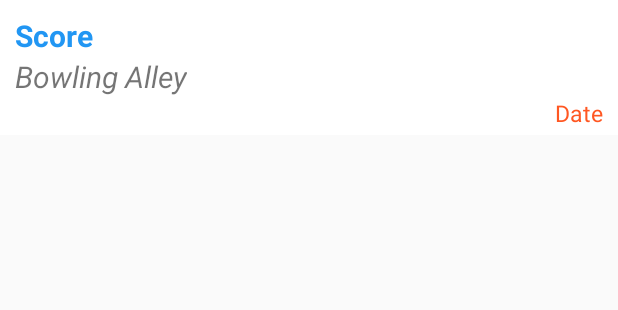
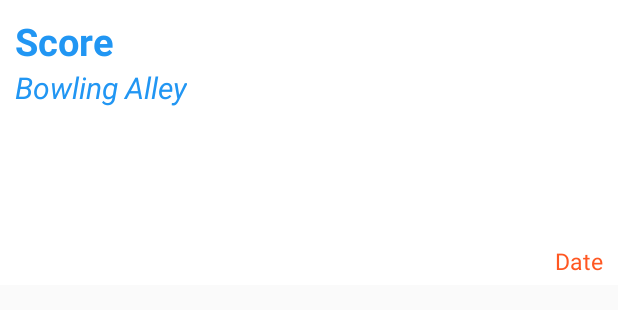
Before and after one commit to darenschaad/Android_Bowl-Oregon, an Android app: the layout game_list_item.xml on its own in the app's theme, with its tools: preview values and no code run, on a phone screen of 412 x 824 dp. Shown: the top 310 px of the screen. Run offline under Robolectric (Android 15) with nearby library versions, the phone set to English and light mode, and no system bars.

Commit message:
displays bowling game scores from firebase

```diff
--- a/app/src/main/java/com/epicodus/bowloregon/adapters/GameListAdapter.java
+++ b/app/src/main/java/com/epicodus/bowloregon/adapters/GameListAdapter.java
@@ -2,6 +2,7 @@ package com.epicodus.bowloregon.adapters;
 
 import android.content.Context;
 import android.support.v7.widget.RecyclerView;
+import android.util.Log;
 import android.view.LayoutInflater;
 import android.view.View;
 import android.view.ViewGroup;
@@ -28,6 +29,7 @@ public class GameListAdapter extends RecyclerView.Adapter<GameViewHolder> {
         View view = LayoutInflater.from(parent.getContext()).inflate(R.layout.game_list_item, parent, false);
         GameViewHolder viewHolder = new GameViewHolder(view, mGames);
         return viewHolder;
+
     }
     @Override
     public void onBindViewHolder(GameViewHolder holder, int position) {
--- a/app/src/main/java/com/epicodus/bowloregon/adapters/GameViewHolder.java
+++ b/app/src/main/java/com/epicodus/bowloregon/adapters/GameViewHolder.java
@@ -3,6 +3,7 @@ package com.epicodus.bowloregon.adapters;
 import android.content.Context;
 import android.content.Intent;
 import android.support.v7.widget.RecyclerView;
+import android.util.Log;
 import android.view.View;
 import android.widget.TextView;
 
@@ -19,7 +20,7 @@ import butterknife.ButterKnife;
  */
 public class GameViewHolder extends RecyclerView.ViewHolder {
     @Bind(R.id.scoreTextView) TextView mScoreTextView;
-    @Bind(R.id.alleyTextView) TextView mAlleyTextView;
+    @Bind(R.id.bowlingAlleyNameTextView) TextView mAlleyTextView;
     @Bind(R.id.dateTextView) TextView mDateTextView;
 
     private Context mContext;
@@ -43,7 +44,8 @@ public class GameViewHolder extends RecyclerView.ViewHolder {
         String scoreString = new Double(game.getScore()).toString();
         mScoreTextView.setText(scoreString);
         mAlleyTextView.setText(game.getAlleyName());
-        mDateTextView.setText((game.getDate()));
+        mDateTextView.setText(game.getDate());
+
 
     }
 }
--- a/app/src/main/java/com/epicodus/bowloregon/ui/CreateAccountActivity.java
+++ b/app/src/main/java/com/epicodus/bowloregon/ui/CreateAccountActivity.java
@@ -92,7 +92,7 @@ public class CreateAccountActivity extends AppCompatActivity implements View.OnC
             public void onSuccess(Map<String, Object> result){
                 String uid = result.get("uid").toString();
                 createUserInFirebaseHelper(name, email, uid);
-//                mSharedPreferencesEditor.putString(Constants.KEY_USER_EMAIL, email).apply();
+                mSharedPreferencesEditor.putString(Constants.KEY_USER_EMAIL, email).apply();
 
                 mFirebaseRef.authWithPassword(email, password, new Firebase.AuthResultHandler() {
 
--- a/app/src/main/java/com/epicodus/bowloregon/ui/MainActivity.java
+++ b/app/src/main/java/com/epicodus/bowloregon/ui/MainActivity.java
@@ -39,6 +39,7 @@ public class MainActivity extends AppCompatActivity implements View.OnClickListe
     private Firebase mUserRef;
     private String mUid;
     private SharedPreferences mSharedPreferences;
+    private SharedPreferences.Editor mSharedPreferencesEditor;
 
     @Override
     protected void onCreate(Bundle savedInstanceState) {
@@ -47,6 +48,7 @@ public class MainActivity extends AppCompatActivity implements View.OnClickListe
         ButterKnife.bind(this);
 
         mSharedPreferences = PreferenceManager.getDefaultSharedPreferences(this);
+        mSharedPreferencesEditor = mSharedPreferences.edit();
         mUid = mSharedPreferences.getString(Constants.KEY_UID, null);
         mUserRef = new Firebase(Constants.FIREBASE_URL_USERS).child(mUid);
         mFirebaseRef = new Firebase(Constants.FIREBASE_URL);
@@ -119,6 +121,7 @@ public class MainActivity extends AppCompatActivity implements View.OnClickListe
                 break;
             case R.id.buttonYelp:
                 String location = mLocationEditText.getText().toString();
+                mSharedPreferencesEditor.putString(Constants.PREFERENCES_LOCATION_KEY, location).apply();
                 Intent intent3 = new Intent(MainActivity.this, YelpActivity.class);
                 intent3.putExtra("location", location);
                 startActivity(intent3);
--- a/app/src/main/res/layout/game_list_item.xml
+++ b/app/src/main/res/layout/game_list_item.xml
@@ -10,17 +10,16 @@
         android:orientation="vertical"
         android:layout_width="match_parent"
         android:background="#ffffff"
-        android:layout_height="90dp"
+        android:layout_height="190dp"
         android:paddingLeft="10dp"
         android:paddingTop="10dp"
-        android:paddingRight="10dp"
-        android:paddingBottom="5dp">
+        android:paddingRight="10dp">
 
         <TextView
             android:layout_width="wrap_content"
             android:layout_height="wrap_content"
             android:id="@+id/scoreTextView"
-            android:textSize="20sp"
+            android:textSize="25sp"
             android:textStyle="bold"
             android:text="Score"
             android:textColor="@color/colorPrimary"/>
@@ -29,9 +28,10 @@
             android:layout_width="wrap_content"
             android:layout_height="wrap_content"
             android:text="Bowling Alley"
-            android:id="@+id/alleyTextView"
+            android:id="@+id/bowlingAlleyNameTextView"
             android:textStyle="italic"
-            android:textSize="20sp"/>
+            android:textSize="20sp"
+            android:textColor="@color/colorPrimary"/>
 
         <RelativeLayout
             android:layout_width="match_parent"
@@ -48,7 +48,8 @@
                 android:layout_alignParentRight="true"
                 android:textColor="@color/colorAccent"
                 android:layout_alignParentEnd="true"
-                android:textSize="15sp"/>
+                android:textSize="15sp"
+                android:paddingBottom="5dp" />
         </RelativeLayout>
     </LinearLayout>
 </LinearLayout>
```
Also changed, not shown: app/src/main/AndroidManifest.xml (+10 -2 lines), app/src/main/java/com/epicodus/bowloregon/models/Game.java (+4 -4 lines), app/src/main/java/com/epicodus/bowloregon/ui/LoginActivity.java (+4 -4 lines), app/src/main/java/com/epicodus/bowloregon/ui/StatsActivity.java (+33 -1 lines), app/src/main/java/com/epicodus/bowloregon/ui/YelpActivity.java (+6 -8 lines), app/src/main/java/com/epicodus/bowloregon/util/ItemTouchHelperAdapter.java (added, +7 -0 lines).
